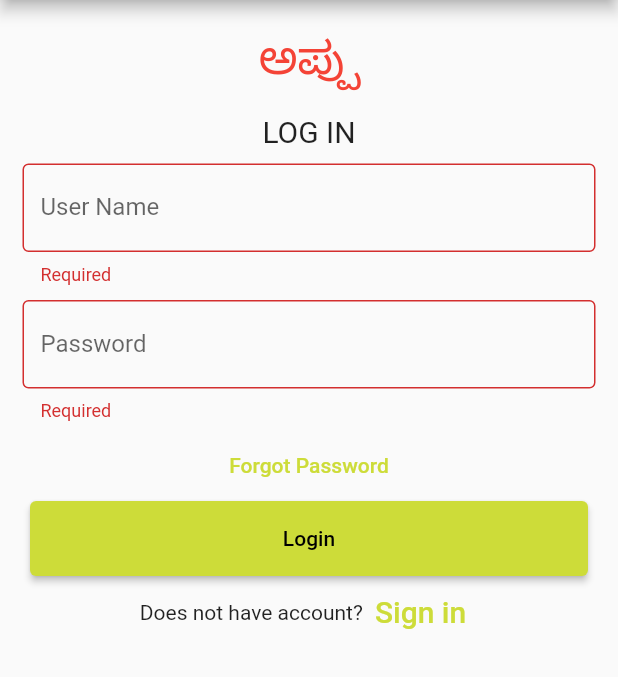
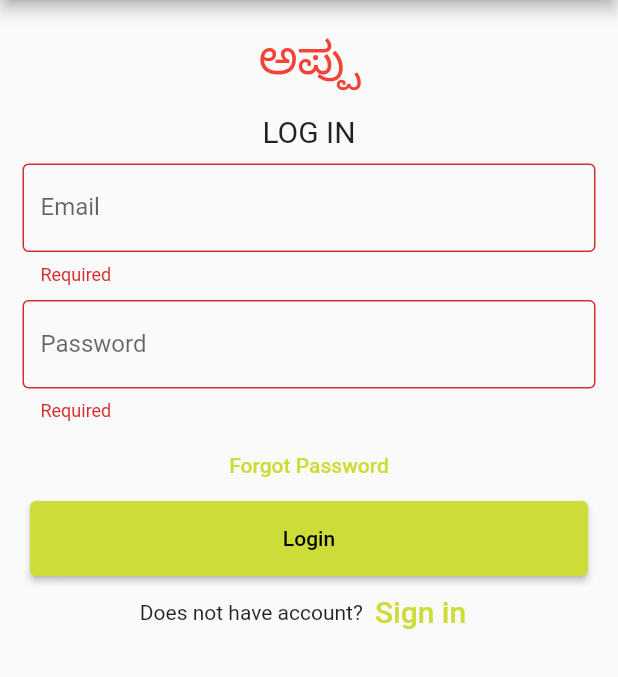
Before and after one commit to abhishek12301/mine, a Flutter app: the screen it shows after launch, after a tap on "Login", on a phone screen of 412 x 824 dp, the part 84-761 px from its top. Run offline on Flutter 3.47's test engine with Material 2 defaults, Android fonts, the phone set to English and light mode, and no system bars; our stand-ins replace cloud_firestore, firebase_auth, firebase_core, form_field_validator; accounts and stored records are empty.

Commit message:
Add files via upload

```diff
--- a/lib/loginform.dart
+++ b/lib/loginform.dart
@@ -2,7 +2,8 @@ import 'package:flutter/cupertino.dart';
 import 'package:flutter/material.dart';
 import 'package:form_field_validator/form_field_validator.dart';
 import 'sign_in.dart';
-
+import 'package:firebase_auth/firebase_auth.dart';
+import 'home.dart';
 
 
 class LoginForm extends StatefulWidget {
@@ -16,8 +17,6 @@ class _LoginFormState extends State<LoginForm> {
   TextEditingController nameController = TextEditingController();
   TextEditingController passwordController = TextEditingController();
   GlobalKey <FormState>formkey= GlobalKey<FormState>();
-
-
 
 
 
@@ -55,7 +54,7 @@ class _LoginFormState extends State<LoginForm> {
                           controller: nameController,
                           decoration: const InputDecoration(
                               border: OutlineInputBorder(),
-                              labelText: "User Name"
+                              labelText: "Email"
                           ),
                           validator:  MultiValidator([
                             RequiredValidator(errorText:"Required"),
@@ -95,7 +94,15 @@ class _LoginFormState extends State<LoginForm> {
                   child: const Text('Login'),
                   onPressed: () {
                     if(formkey.currentState!.validate()){
-
+                      FirebaseAuth.instance.signInWithEmailAndPassword(
+                          email:nameController.text,
+                          password: passwordController.text).then((value) => {
+                            Navigator.push(context, MaterialPageRoute(builder: (context)=>HomeScreen()
+                            )
+                            ).onError((error, stackTrace) => {
+                              print("Error${error.toString()}")
+                            })
+                          });
                     }else{
                       print("Error");
                     }
```
Also changed, not shown: lib/home.dart (added, +31 -0 lines), lib/sign_in.dart (+12 -2 lines).
